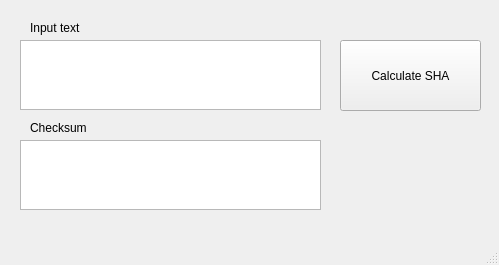
The window that lab1/mainwindow.ui (fastiuk/distccps) describes before a commit, drawn with Qt 5.
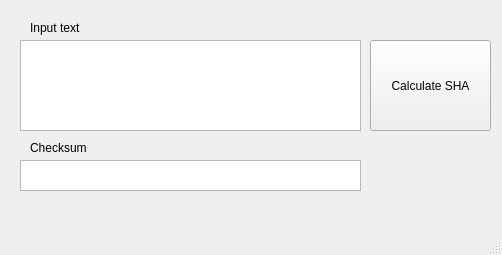
The same window after the commit.

The edit to the form file:
```diff
--- a/lab1/mainwindow.ui
+++ b/lab1/mainwindow.ui
@@ -6,8 +6,8 @@
    <rect>
     <x>0</x>
     <y>0</y>
-    <width>499</width>
-    <height>265</height>
+    <width>502</width>
+    <height>255</height>
    </rect>
   </property>
   <property name="windowTitle">
@@ -17,10 +17,10 @@
    <widget class="QPushButton" name="pushButton">
     <property name="geometry">
      <rect>
-      <x>340</x>
+      <x>370</x>
       <y>40</y>
-      <width>141</width>
-      <height>71</height>
+      <width>121</width>
+      <height>91</height>
      </rect>
     </property>
     <property name="text">
@@ -32,8 +32,8 @@
      <rect>
       <x>20</x>
       <y>40</y>
-      <width>301</width>
-      <height>70</height>
+      <width>341</width>
+      <height>91</height>
      </rect>
     </property>
    </widget>
@@ -41,9 +41,9 @@
     <property name="geometry">
      <rect>
       <x>20</x>
-      <y>140</y>
-      <width>301</width>
-      <height>70</height>
+      <y>160</y>
+      <width>341</width>
+      <height>31</height>
      </rect>
     </property>
    </widget>
@@ -64,7 +64,7 @@
     <property name="geometry">
      <rect>
       <x>30</x>
-      <y>120</y>
+      <y>140</y>
       <width>81</width>
       <height>16</height>
      </rect>
```
Left out of the diff: 2 changed lines with no effect on the pictures.
